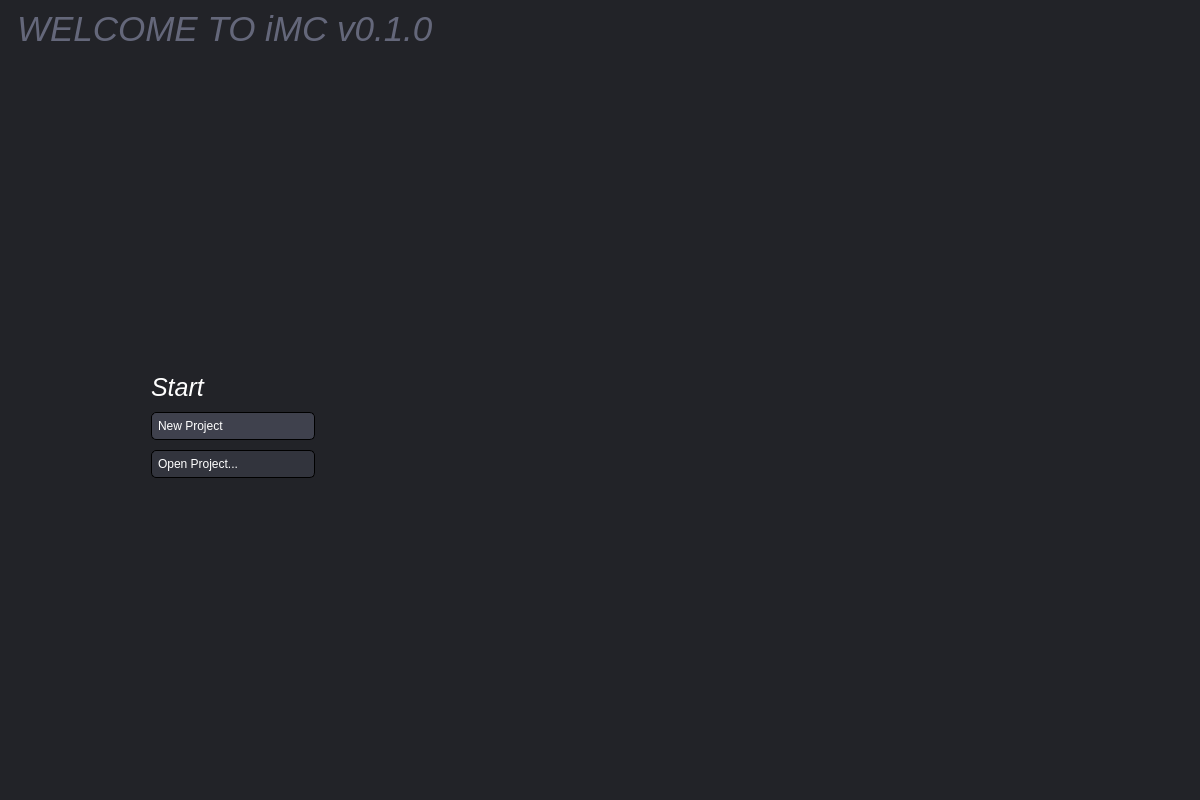
This is gui/WelcomePage.ui in SimonBuxx/iloop-marlin-configurator as Qt 5 draws it before an edit. The edited form follows.
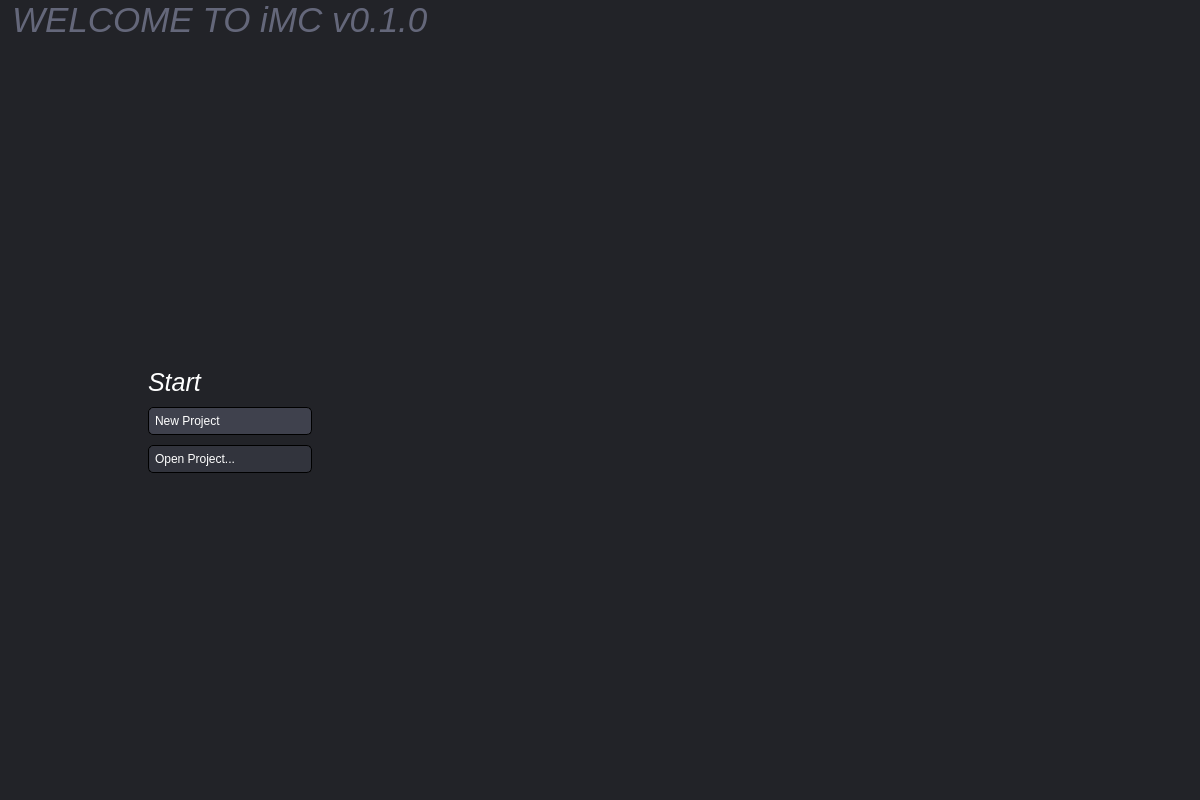
This is the edited form. Icons and pictures are not drawn.

```diff
--- a/gui/WelcomePage.ui
+++ b/gui/WelcomePage.ui
@@ -43,10 +43,10 @@
   </property>
   <layout class="QGridLayout" name="gridLayout">
    <property name="leftMargin">
-    <number>17</number>
+    <number>12</number>
    </property>
    <property name="topMargin">
-    <number>9</number>
+    <number>0</number>
    </property>
    <property name="rightMargin">
     <number>17</number>
```
